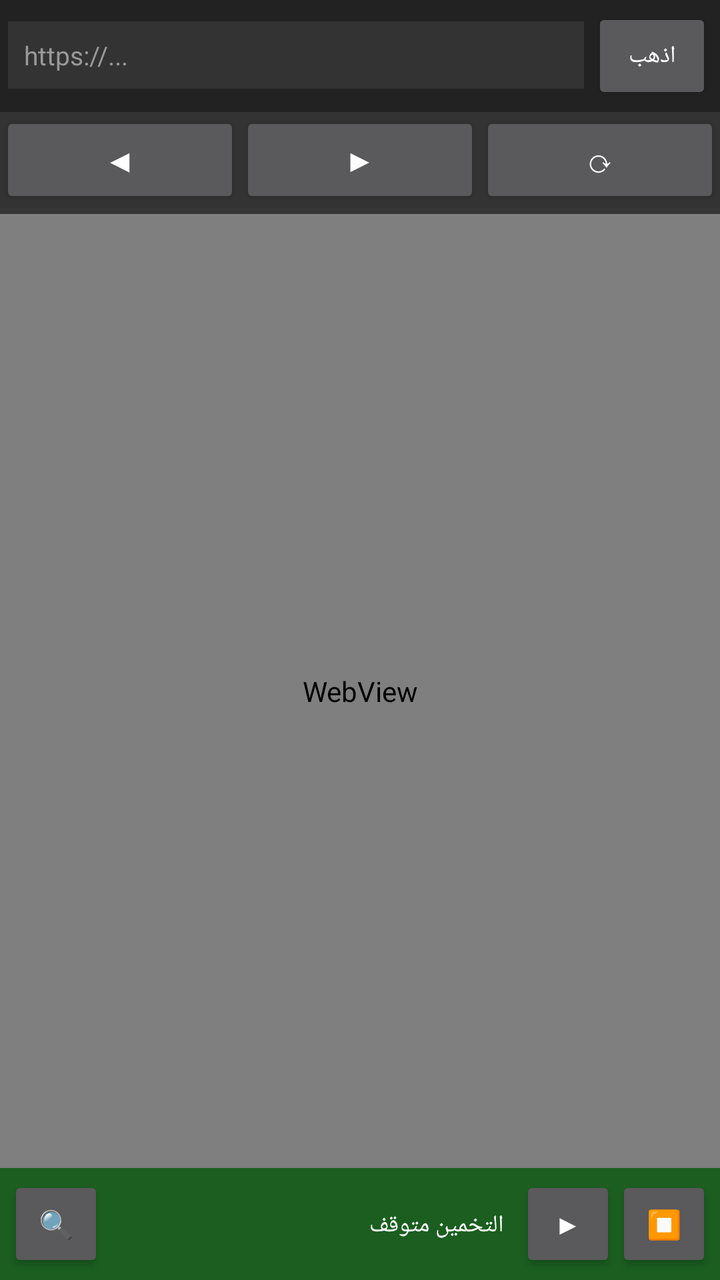
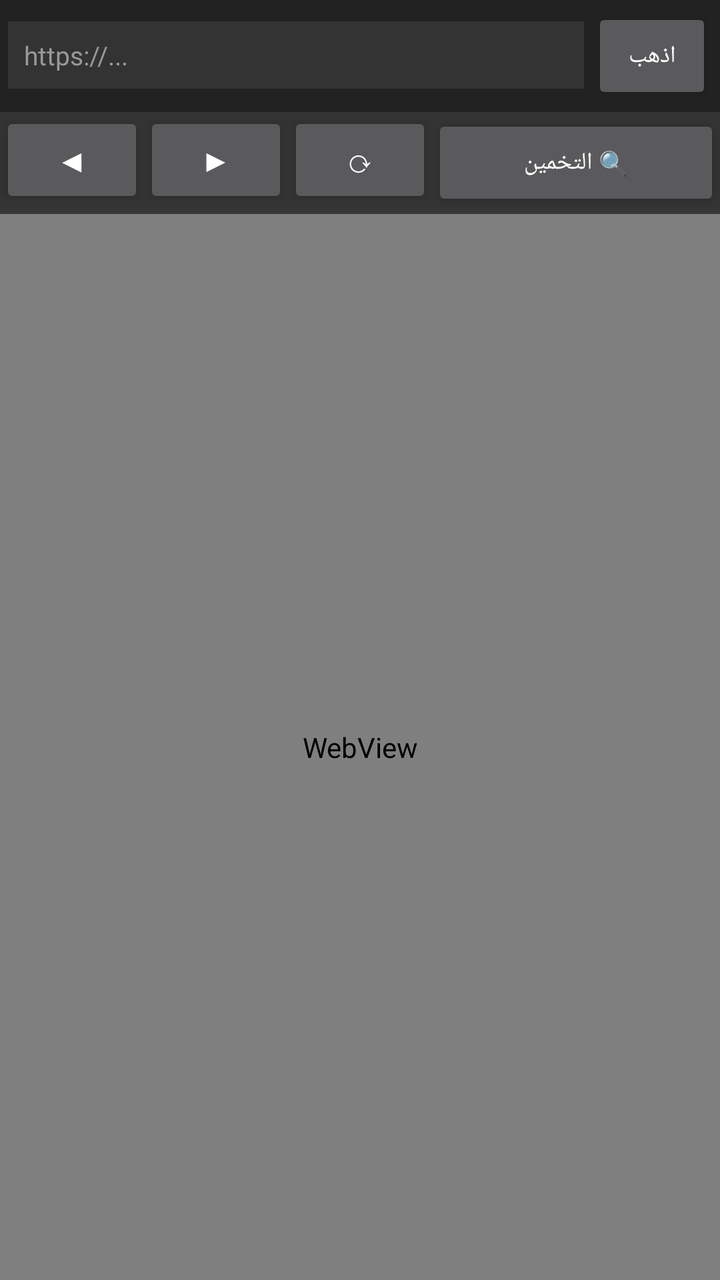

Compare the two renders of this Android layout. The source of the first and the diff that turns it into the second are given below.
<!-- AndroidManifest.xml: application theme Theme.AppCompat.NoActionBar -->
<!-- res/layout/activity_main.xml -->
<?xml version="1.0" encoding="utf-8"?>
<LinearLayout xmlns:android="http://schemas.android.com/apk/res/android"
    android:layout_width="match_parent"
    android:layout_height="match_parent"
    android:orientation="vertical"
    android:background="#000000">

    <LinearLayout
        android:layout_width="match_parent"
        android:layout_height="wrap_content"
        android:orientation="horizontal"
        android:padding="4dp"
        android:background="#222222">
        <EditText
            android:id="@+id/urlBar"
            android:layout_width="0dp"
            android:layout_height="wrap_content"
            android:layout_weight="1"
            android:hint="https://..."
            android:inputType="textUri"
            android:textColor="#FFFFFF"
            android:textColorHint="#999999"
            android:textSize="13sp"
            android:background="#333333"
            android:padding="8dp"
            android:layout_marginEnd="4dp"/>
        <Button
            android:id="@+id/btnGo"
            android:layout_width="wrap_content"
            android:layout_height="wrap_content"
            android:text="اذهب"
            android:textSize="12sp"
            android:minWidth="60dp"/>
    </LinearLayout>

    <LinearLayout
        android:layout_width="match_parent"
        android:layout_height="wrap_content"
        android:orientation="horizontal"
        android:background="#333333">
        <Button android:id="@+id/btnBack" android:layout_width="0dp" android:layout_height="wrap_content"
            android:layout_weight="1" android:text="◀" android:textSize="16sp"/>
        <Button android:id="@+id/btnForward" android:layout_width="0dp" android:layout_height="wrap_content"
            android:layout_weight="1" android:text="▶" android:textSize="16sp"/>
        <Button android:id="@+id/btnRefresh" android:layout_width="0dp" android:layout_height="wrap_content"
            android:layout_weight="1" android:text="⟳" android:textSize="16sp"/>
    </LinearLayout>

    <ProgressBar android:id="@+id/progressBar"
        style="?android:attr/progressBarStyleHorizontal"
        android:layout_width="match_parent"
        android:layout_height="3dp"
        android:max="100"/>

    <WebView
        android:id="@+id/webView"
        android:layout_width="match_parent"
        android:layout_height="0dp"
        android:layout_weight="1"
        android:background="#000000"/>

    <LinearLayout
        android:layout_width="match_parent"
        android:layout_height="wrap_content"
        android:orientation="horizontal"
        android:background="#1B5E20"
        android:padding="4dp">
        <Button android:id="@+id/btnTogglePanel" android:layout_width="wrap_content"
            android:layout_height="wrap_content" android:text="🔍" android:textSize="14sp"
            android:minWidth="48dp"/>
        <TextView android:id="@+id/statusText" android:layout_width="0dp"
            android:layout_height="wrap_content" android:layout_weight="1"
            android:textColor="#FFFFFF" android:textSize="12sp"
            android:gravity="center_vertical" android:padding="8dp"
            android:text="التخمين متوقف"/>
        <Button android:id="@+id/btnStart" android:layout_width="wrap_content"
            android:layout_height="wrap_content" android:text="▶" android:textSize="14sp"
            android:minWidth="48dp"/>
        <Button android:id="@+id/btnStop" android:layout_width="wrap_content"
            android:layout_height="wrap_content" android:text="⏹" android:textSize="14sp"
            android:minWidth="48dp"/>
    </LinearLayout>

    <ScrollView android:id="@+id/panelExpanded"
        android:layout_width="match_parent"
        android:layout_height="wrap_content"
        android:maxHeight="400dp"
        android:background="#0D0D0D"
        android:visibility="gone">
        <LinearLayout android:layout_width="match_parent" android:layout_height="wrap_content"
            android:orientation="vertical" android:padding="8dp">

            <TextView android:layout_width="wrap_content" android:layout_height="wrap_content"
                android:text="البادئة (Prefix)" android:textColor="#FFF" android:textSize="11sp"/>
            <EditText android:id="@+id/etPrefix" android:layout_width="match_parent"
                android:layout_height="wrap_content" android:hint="42091" android:textColor="#FFF"
                android:textColorHint="#666" android:textSize="12sp" android:background="#333"
                android:padding="6dp" android:layout_marginBottom="4dp" android:inputType="text"/>

            <TextView android:layout_width="wrap_content" android:layout_height="wrap_content"
                android:text="اللاحقة (Suffix)" android:textColor="#FFF" android:textSize="11sp"/>
            <EditText android:id="@+id/etSuffix" android:layout_width="match_parent"
                android:layout_height="wrap_content" android:hint="3" android:textColor="#FFF"
                android:textColorHint="#666" android:textSize="12sp" android:background="#333"
                android:padding="6dp" android:layout_marginBottom="4dp" android:inputType="text"/>

            <LinearLayout android:layout_width="match_parent" android:layout_height="wrap_content"
                android:orientation="horizontal">
                <LinearLayout android:layout_width="0dp" android:layout_height="wrap_content"
                    android:layout_weight="1" android:orientation="vertical">
                    <TextView android:layout_width="wrap_content" android:layout_height="wrap_content"
                        android:text="عدد الأرقام" android:textColor="#FFF" android:textSize="11sp"/>
                    <EditText android:id="@+id/etDigits" android:layout_width="match_parent"
                        android:layout_height="wrap_content" android:hint="2" android:textColor="#FFF"
                        android:textColorHint="#666" android:textSize="12sp" android:background="#333"
                        android:padding="6dp" android:inputType="text"/>
                </LinearLayout>
                <LinearLayout android:layout_width="0dp" android:layout_height="wrap_content"
                    android:layout_weight="1" android:orientation="vertical" android:layout_marginStart="4dp">
                    <TextView android:layout_width="wrap_content" android:layout_height="wrap_content"
                        android:text="المحاولات" android:textColor="#FFF" android:textSize="11sp"/>
                    <EditText android:id="@+id/etAttempts" android:layout_width="match_parent"
                        android:layout_height="wrap_content" android:hint="100" android:textColor="#FFF"
                        android:textColorHint="#666" android:textSize="12sp" android:background="#333"
                        android:padding="6dp" android:inputType="text"/>
                </LinearLayout>
            </LinearLayout>

            <TextView android:layout_width="wrap_content" android:layout_height="wrap_content"
                android:text="⏱ الإعدادات الزمنية (ms)"
                android:textColor="#FFEB3B" android:textSize="11sp"
                android:textStyle="bold" android:layout_marginTop="6dp"/>

            <LinearLayout android:layout_width="match_parent" android:layout_height="wrap_content"
                android:orientation="horizontal">
                <LinearLayout android:layout_width="0dp" android:layout_height="wrap_content"
                    android:layout_weight="1" android:orientation="vertical">
                    <TextView android:layout_width="wrap_content" android:layout_height="wrap_content"
                        android:text="Batch Pause" android:textColor="#CCC" android:textSize="10sp"/>
                    <EditText android:id="@+id/etPause" android:layout_width="match_parent"
                        android:layout_height="wrap_content" android:hint="30" android:textColor="#FFF"
                        android:textColorHint="#666" android:textSize="11sp" android:background="#222"
                        android:padding="4dp" android:inputType="text"/>
                </LinearLayout>
                <LinearLayout android:layout_width="0dp" android:layout_height="wrap_content"
                    android:layout_weight="1" android:orientation="vertical" android:layout_marginStart="4dp">
                    <TextView android:layout_width="wrap_content" android:layout_height="wrap_content"
                        android:text="Retry Delay" android:textColor="#CCC" android:textSize="10sp"/>
                    <EditText android:id="@+id/etRetry" android:layout_width="match_parent"
                        android:layout_height="wrap_content" android:hint="1500" android:textColor="#FFF"
                        android:textColorHint="#666" android:textSize="11sp" android:background="#222"
                        android:padding="4dp" android:inputType="text"/>
                </LinearLayout>
                <LinearLayout android:layout_width="0dp" android:layout_height="wrap_content"
                    android:layout_weight="1" android:orientation="vertical" android:layout_marginStart="4dp">
                    <TextView android:layout_width="wrap_content" android:layout_height="wrap_content"
                        android:text="Status Every" android:textColor="#CCC" android:textSize="10sp"/>
                    <EditText android:id="@+id/etStatusEvery" android:layout_width="match_parent"
                        android:layout_height="wrap_content" android:hint="30" android:textColor="#FFF"
                        android:textColorHint="#666" android:textSize="11sp" android:background="#222"
                        android:padding="4dp" android:inputType="text"/>
                </LinearLayout>
                <LinearLayout android:layout_width="0dp" android:layout_height="wrap_content"
                    android:layout_weight="1" android:orientation="vertical" android:layout_marginStart="4dp">
                    <TextView android:layout_width="wrap_content" android:layout_height="wrap_content"
                        android:text="RTT Refresh" android:textColor="#CCC" android:textSize="10sp"/>
                    <EditText android:id="@+id/etRttEvery" android:layout_width="match_parent"
                        android:layout_height="wrap_content" android:hint="8" android:textColor="#FFF"
                        android:textColorHint="#666" android:textSize="11sp" android:background="#222"
                        android:padding="4dp" android:inputType="text"/>
                </LinearLayout>
            </LinearLayout>

            <TextView android:layout_width="wrap_content" android:layout_height="wrap_content"
                android:text="السجل:" android:textColor="#FFEB3B" android:textSize="11sp"
                android:layout_marginTop="6dp"/>
            <TextView android:id="@+id/logText" android:layout_width="match_parent"
                android:layout_height="200dp" android:textColor="#0F0"
                android:background="#000" android:padding="6dp"
                android:textSize="10sp" android:fontFamily="monospace"
                android:scrollbars="vertical"/>
        </LinearLayout>
    </ScrollView>
</LinearLayout>
<!-- resources referenced by this layout -->
<resources>

</resources>

<!-- the commit's change to res/layout/activity_main.xml (unified diff, before → after) -->
@@ -44,6 +44,8 @@
             android:layout_weight="1" android:text="▶" android:textSize="16sp"/>
         <Button android:id="@+id/btnRefresh" android:layout_width="0dp" android:layout_height="wrap_content"
             android:layout_weight="1" android:text="⟳" android:textSize="16sp"/>
+        <Button android:id="@+id/btnFinder" android:layout_width="0dp" android:layout_height="wrap_content"
+            android:layout_weight="2" android:text="🔍 التخمين" android:textSize="12sp"/>
     </LinearLayout>
 
     <ProgressBar android:id="@+id/progressBar"
@@ -58,127 +60,4 @@
         android:layout_height="0dp"
         android:layout_weight="1"
         android:background="#000000"/>
-
-    <LinearLayout
-        android:layout_width="match_parent"
-        android:layout_height="wrap_content"
-        android:orientation="horizontal"
-        android:background="#1B5E20"
-        android:padding="4dp">
-        <Button android:id="@+id/btnTogglePanel" android:layout_width="wrap_content"
-            android:layout_height="wrap_content" android:text="🔍" android:textSize="14sp"
-            android:minWidth="48dp"/>
-        <TextView android:id="@+id/statusText" android:layout_width="0dp"
-            android:layout_height="wrap_content" android:layout_weight="1"
-            android:textColor="#FFFFFF" android:textSize="12sp"
-            android:gravity="center_vertical" android:padding="8dp"
-            android:text="التخمين متوقف"/>
-        <Button android:id="@+id/btnStart" android:layout_width="wrap_content"
-            android:layout_height="wrap_content" android:text="▶" android:textSize="14sp"
-            android:minWidth="48dp"/>
-        <Button android:id="@+id/btnStop" android:layout_width="wrap_content"
-            android:layout_height="wrap_content" android:text="⏹" android:textSize="14sp"
-            android:minWidth="48dp"/>
-    </LinearLayout>
-
-    <ScrollView android:id="@+id/panelExpanded"
-        android:layout_width="match_parent"
-        android:layout_height="wrap_content"
-        android:maxHeight="400dp"
-        android:background="#0D0D0D"
-        android:visibility="gone">
-        <LinearLayout android:layout_width="match_parent" android:layout_height="wrap_content"
-            android:orientation="vertical" android:padding="8dp">
-
-            <TextView android:layout_width="wrap_content" android:layout_height="wrap_content"
-                android:text="البادئة (Prefix)" android:textColor="#FFF" android:textSize="11sp"/>
-            <EditText android:id="@+id/etPrefix" android:layout_width="match_parent"
-                android:layout_height="wrap_content" android:hint="42091" android:textColor="#FFF"
-                android:textColorHint="#666" android:textSize="12sp" android:background="#333"
-                android:padding="6dp" android:layout_marginBottom="4dp" android:inputType="text"/>
-
-            <TextView android:layout_width="wrap_content" android:layout_height="wrap_content"
-                android:text="اللاحقة (Suffix)" android:textColor="#FFF" android:textSize="11sp"/>
-            <EditText android:id="@+id/etSuffix" android:layout_width="match_parent"
-                android:layout_height="wrap_content" android:hint="3" android:textColor="#FFF"
-                android:textColorHint="#666" android:textSize="12sp" android:background="#333"
-                android:padding="6dp" android:layout_marginBottom="4dp" android:inputType="text"/>
-
-            <LinearLayout android:layout_width="match_parent" android:layout_height="wrap_content"
-                android:orientation="horizontal">
-                <LinearLayout android:layout_width="0dp" android:layout_height="wrap_content"
-                    android:layout_weight="1" android:orientation="vertical">
-                    <TextView android:layout_width="wrap_content" android:layout_height="wrap_content"
-                        android:text="عدد الأرقام" android:textColor="#FFF" android:textSize="11sp"/>
-                    <EditText android:id="@+id/etDigits" android:layout_width="match_parent"
-                        android:layout_height="wrap_content" android:hint="2" android:textColor="#FFF"
-                        android:textColorHint="#666" android:textSize="12sp" android:background="#333"
-                        android:padding="6dp" android:inputType="text"/>
-                </LinearLayout>
-                <LinearLayout android:layout_width="0dp" android:layout_height="wrap_content"
-                    android:layout_weight="1" android:orientation="vertical" android:layout_marginStart="4dp">
-                    <TextView android:layout_width="wrap_content" android:layout_height="wrap_content"
-                        android:text="المحاولات" android:textColor="#FFF" android:textSize="11sp"/>
-                    <EditText android:id="@+id/etAttempts" android:layout_width="match_parent"
-                        android:layout_height="wrap_content" android:hint="100" android:textColor="#FFF"
-                        android:textColorHint="#666" android:textSize="12sp" android:background="#333"
-                        android:padding="6dp" android:inputType="text"/>
-                </LinearLayout>
-            </LinearLayout>
-
-            <TextView android:layout_width="wrap_content" android:layout_height="wrap_content"
-                android:text="⏱ الإعدادات الزمنية (ms)"
-                android:textColor="#FFEB3B" android:textSize="11sp"
-                android:textStyle="bold" android:layout_marginTop="6dp"/>
-
-            <LinearLayout android:layout_width="match_parent" android:layout_height="wrap_content"
-                android:orientation="horizontal">
-                <LinearLayout android:layout_width="0dp" android:layout_height="wrap_content"
-                    android:layout_weight="1" android:orientation="vertical">
-                    <TextView android:layout_width="wrap_content" android:layout_height="wrap_content"
-                        android:text="Batch Pause" android:textColor="#CCC" android:textSize="10sp"/>
-                    <EditText android:id="@+id/etPause" android:layout_width="match_parent"
-                        android:layout_height="wrap_content" android:hint="30" android:textColor="#FFF"
-                        android:textColorHint="#666" android:textSize="11sp" android:background="#222"
-                        android:padding="4dp" android:inputType="text"/>
-                </LinearLayout>
-                <LinearLayout android:layout_width="0dp" android:layout_height="wrap_content"
-                    android:layout_weight="1" android:orientation="vertical" android:layout_marginStart="4dp">
-                    <TextView android:layout_width="wrap_content" android:layout_height="wrap_content"
-                        android:text="Retry Delay" android:textColor="#CCC" android:textSize="10sp"/>
-                    <EditText android:id="@+id/etRetry" android:layout_width="match_parent"
-                        android:layout_height="wrap_content" android:hint="1500" android:textColor="#FFF"
-                        android:textColorHint="#666" android:textSize="11sp" android:background="#222"
-                        android:padding="4dp" android:inputType="text"/>
-                </LinearLayout>
-                <LinearLayout android:layout_width="0dp" android:layout_height="wrap_content"
-                    android:layout_weight="1" android:orientation="vertical" android:layout_marginStart="4dp">
-                    <TextView android:layout_width="wrap_content" android:layout_height="wrap_content"
-                        android:text="Status Every" android:textColor="#CCC" android:textSize="10sp"/>
-                    <EditText android:id="@+id/etStatusEvery" android:layout_width="match_parent"
-                        android:layout_height="wrap_content" android:hint="30" android:textColor="#FFF"
-                        android:textColorHint="#666" android:textSize="11sp" android:background="#222"
-                        android:padding="4dp" android:inputType="text"/>
-                </LinearLayout>
-                <LinearLayout android:layout_width="0dp" android:layout_height="wrap_content"
-                    android:layout_weight="1" android:orientation="vertical" android:layout_marginStart="4dp">
-                    <TextView android:layout_width="wrap_content" android:layout_height="wrap_content"
-                        android:text="RTT Refresh" android:textColor="#CCC" android:textSize="10sp"/>
-                    <EditText android:id="@+id/etRttEvery" android:layout_width="match_parent"
-                        android:layout_height="wrap_content" android:hint="8" android:textColor="#FFF"
-                        android:textColorHint="#666" android:textSize="11sp" android:background="#222"
-                        android:padding="4dp" android:inputType="text"/>
-                </LinearLayout>
-            </LinearLayout>
-
-            <TextView android:layout_width="wrap_content" android:layout_height="wrap_content"
-                android:text="السجل:" android:textColor="#FFEB3B" android:textSize="11sp"
-                android:layout_marginTop="6dp"/>
-            <TextView android:id="@+id/logText" android:layout_width="match_parent"
-                android:layout_height="200dp" android:textColor="#0F0"
-                android:background="#000" android:padding="6dp"
-                android:textSize="10sp" android:fontFamily="monospace"
-                android:scrollbars="vertical"/>
-        </LinearLayout>
-    </ScrollView>
 </LinearLayout>
